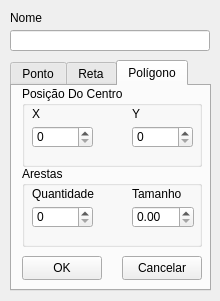
The window that UI/AddPolygon.ui (ricardofachini/trabalho1-transformada-viewport) describes before a commit, drawn with Qt 5.
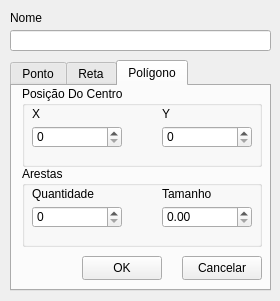
The same window after the commit. The open tabs and pages were chosen to show the change.

Commit message: Tela redimencionada.

What changed in the file:
```diff
--- a/UI/AddPolygon.ui
+++ b/UI/AddPolygon.ui
@@ -6,7 +6,7 @@
    <rect>
     <x>0</x>
     <y>0</y>
-    <width>220</width>
+    <width>280</width>
     <height>301</height>
    </rect>
   </property>
@@ -31,7 +31,7 @@
     <rect>
      <x>10</x>
      <y>30</y>
-     <width>200</width>
+     <width>261</width>
      <height>21</height>
     </rect>
    </property>
@@ -41,7 +41,7 @@
     <rect>
      <x>10</x>
      <y>60</y>
-     <width>201</width>
+     <width>261</width>
      <height>231</height>
     </rect>
    </property>
@@ -294,7 +294,7 @@
     <widget class="QPushButton" name="cancelPolygonButton">
      <property name="geometry">
       <rect>
-       <x>110</x>
+       <x>170</x>
        <y>170</y>
        <width>80</width>
        <height>24</height>
@@ -307,7 +307,7 @@
     <widget class="QPushButton" name="okPolygonButton">
      <property name="geometry">
       <rect>
-       <x>10</x>
+       <x>70</x>
        <y>170</y>
        <width>80</width>
        <height>24</height>
@@ -322,7 +322,7 @@
       <rect>
        <x>10</x>
        <y>0</y>
-       <width>180</width>
+       <width>240</width>
        <height>81</height>
       </rect>
      </property>
@@ -347,7 +347,7 @@
        <rect>
         <x>10</x>
         <y>40</y>
-        <width>61</width>
+        <width>90</width>
         <height>22</height>
        </rect>
       </property>
@@ -355,7 +355,7 @@
      <widget class="QLabel" name="label_13">
       <property name="geometry">
        <rect>
-        <x>110</x>
+        <x>140</x>
         <y>20</y>
         <width>49</width>
         <height>16</height>
@@ -368,9 +368,9 @@
      <widget class="QSpinBox" name="spinBox_10">
       <property name="geometry">
        <rect>
-        <x>110</x>
+        <x>140</x>
         <y>40</y>
-        <width>61</width>
+        <width>90</width>
         <height>22</height>
        </rect>
       </property>
@@ -381,7 +381,7 @@
       <rect>
        <x>10</x>
        <y>80</y>
-       <width>180</width>
+       <width>240</width>
        <height>81</height>
       </rect>
      </property>
@@ -393,7 +393,7 @@
        <rect>
         <x>10</x>
         <y>20</y>
-        <width>71</width>
+        <width>91</width>
         <height>16</height>
        </rect>
       </property>
@@ -406,7 +406,7 @@
        <rect>
         <x>10</x>
         <y>40</y>
-        <width>61</width>
+        <width>90</width>
         <height>22</height>
        </rect>
       </property>
@@ -414,9 +414,9 @@
      <widget class="QLabel" name="label_15">
       <property name="geometry">
        <rect>
-        <x>110</x>
+        <x>140</x>
         <y>20</y>
-        <width>51</width>
+        <width>91</width>
         <height>16</height>
        </rect>
       </property>
@@ -427,9 +427,9 @@
      <widget class="QDoubleSpinBox" name="doubleSpinBox_3">
       <property name="geometry">
        <rect>
-        <x>110</x>
+        <x>140</x>
         <y>40</y>
-        <width>62</width>
+        <width>90</width>
         <height>22</height>
        </rect>
       </property>
```
Left out of the diff: 112 changed lines with no effect on the pictures.
